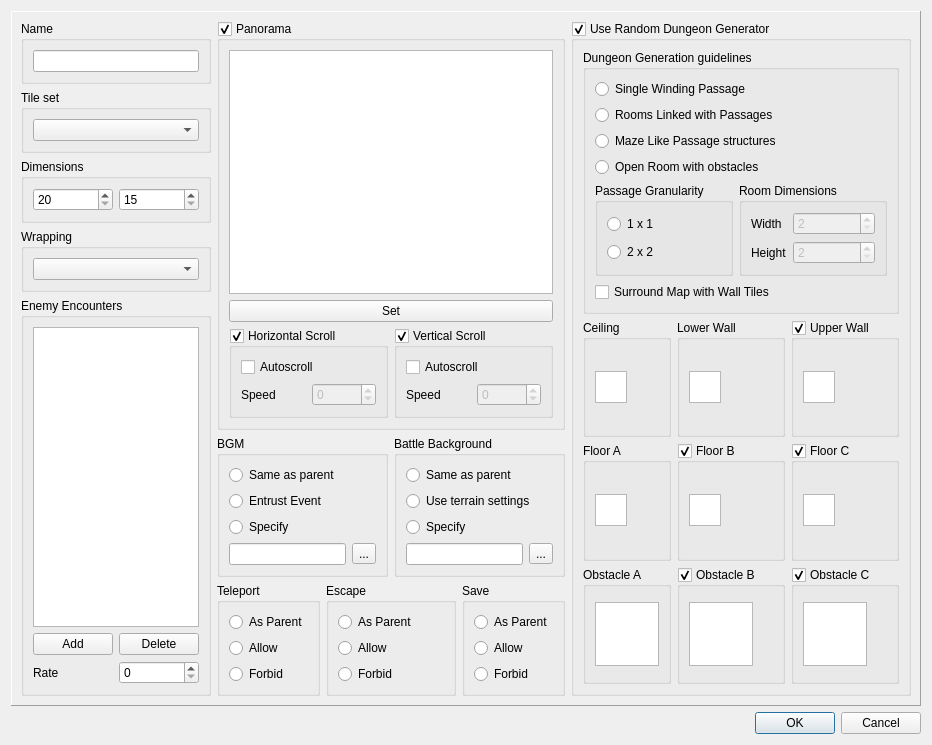
This is src/ui/maptree/map_properties_dialog.ui in oulianov/Editor as Qt 5 draws it before an edit. The edited form follows.
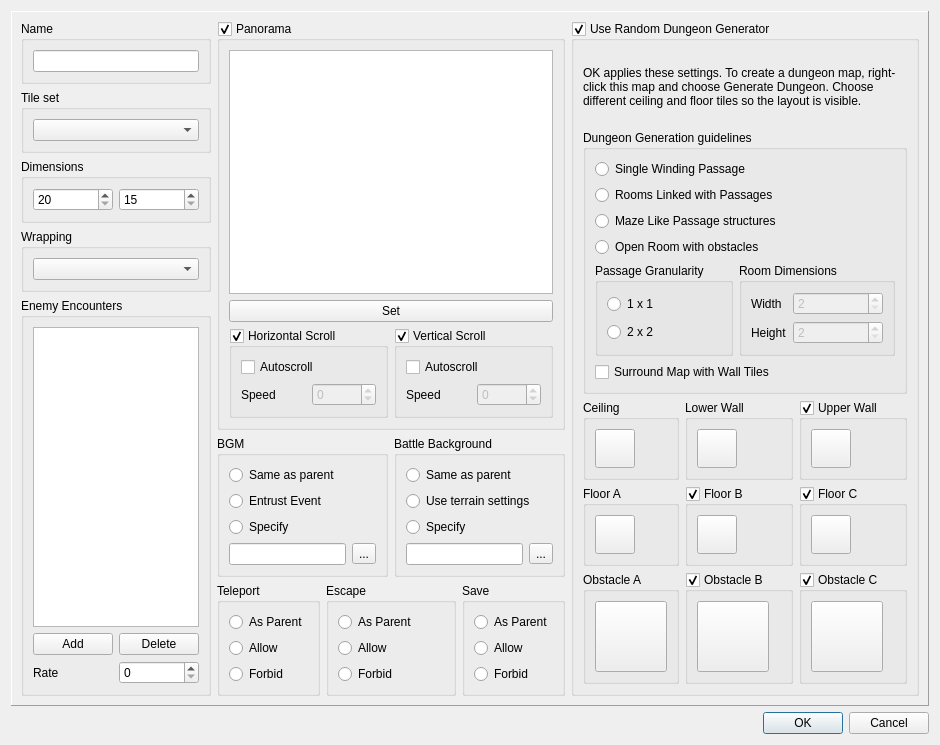
This is the edited form.

Diff of the .ui file:
```diff
--- a/src/ui/maptree/map_properties_dialog.ui
+++ b/src/ui/maptree/map_properties_dialog.ui
@@ -511,6 +511,16 @@
          <bool>true</bool>
         </property>
         <layout class="QVBoxLayout" name="layoutGeneratorGuidelines">
+         <item>
+          <widget class="QLabel" name="labelGeneratorHelp">
+           <property name="text">
+            <string>OK applies these settings. To create a dungeon map, right-click this map and choose Generate Dungeon. Choose different ceiling and floor tiles so the layout is visible.</string>
+           </property>
+           <property name="wordWrap">
+            <bool>true</bool>
+           </property>
+          </widget>
+         </item>
          <item>
           <widget class="QGroupBox" name="groupGeneratorGuidelines">
            <property name="title">
@@ -658,25 +668,16 @@
              </property>
              <layout class="QVBoxLayout" name="layoutCeiling">
               <item>
-               <widget class="QGraphicsView" name="graphicsCeiling">
-                <property name="minimumSize">
-                 <size>
-                  <width>32</width>
-                  <height>32</height>
-                 </size>
+               <widget class="QToolButton" name="toolCeiling">
+                <property name="toolTip">
+                 <string>Click to choose the tiles</string>
                 </property>
-                <property name="maximumSize">
+                <property name="iconSize">
                  <size>
                   <width>32</width>
                   <height>32</height>
                  </size>
                 </property>
-                <property name="verticalScrollBarPolicy">
-                 <enum>Qt::ScrollBarAlwaysOff</enum>
-                </property>
-                <property name="horizontalScrollBarPolicy">
-                 <enum>Qt::ScrollBarAlwaysOff</enum>
-                </property>
                </widget>
               </item>
              </layout>
@@ -689,25 +690,16 @@
              </property>
              <layout class="QVBoxLayout" name="layoutLowerWall">
               <item>
-               <widget class="QGraphicsView" name="graphicsLowerWall">
-                <property name="minimumSize">
-                 <size>
-                  <width>32</width>
-                  <height>32</height>
-                 </size>
+               <widget class="QToolButton" name="toolLowerWall">
+                <property name="toolTip">
+                 <string>Click to choose the tiles</string>
                 </property>
-                <property name="maximumSize">
+                <property name="iconSize">
                  <size>
                   <width>32</width>
                   <height>32</height>
                  </size>
                 </property>
-                <property name="verticalScrollBarPolicy">
-                 <enum>Qt::ScrollBarAlwaysOff</enum>
-                </property>
-                <property name="horizontalScrollBarPolicy">
-                 <enum>Qt::ScrollBarAlwaysOff</enum>
-                </property>
                </widget>
               </item>
              </layout>
@@ -723,25 +715,16 @@
              </property>
              <layout class="QVBoxLayout" name="layoutUpperWall">
               <item>
-               <widget class="QGraphicsView" name="graphicsUpperWall">
-                <property name="minimumSize">
-                 <size>
-                  <width>32</width>
-                  <height>32</height>
-                 </size>
+               <widget class="QToolButton" name="toolUpperWall">
+                <property name="toolTip">
+                 <string>Click to choose the tiles</string>
                 </property>
-                <property name="maximumSize">
+                <property name="iconSize">
                  <size>
                   <width>32</width>
                   <height>32</height>
                  </size>
                 </property>
-                <property name="verticalScrollBarPolicy">
-                 <enum>Qt::ScrollBarAlwaysOff</enum>
-                </property>
-                <property name="horizontalScrollBarPolicy">
-                 <enum>Qt::ScrollBarAlwaysOff</enum>
-                </property>
                </widget>
               </item>
              </layout>
@@ -754,25 +737,16 @@
              </property>
              <layout class="QVBoxLayout" name="layoutFloorA">
               <item>
-               <widget class="QGraphicsView" name="graphicsFloorA">
-                <property name="minimumSize">
-                 <size>
-                  <width>32</width>
-                  <height>32</height>
-                 </size>
+               <widget class="QToolButton" name="toolFloorA">
+                <property name="toolTip">
+                 <string>Click to choose the tiles</string>
                 </property>
-                <property name="maximumSize">
+                <property name="iconSize">
                  <size>
                   <width>32</width>
                   <height>32</height>
                  </size>
                 </property>
-                <property name="verticalScrollBarPolicy">
-                 <enum>Qt::ScrollBarAlwaysOff</enum>
-                </property>
-                <property name="horizontalScrollBarPolicy">
-                 <enum>Qt::ScrollBarAlwaysOff</enum>
-                </property>
                </widget>
               </item>
              </layout>
@@ -788,25 +762,16 @@
              </property>
              <layout class="QVBoxLayout" name="layoutFloorB">
               <item>
-               <widget class="QGraphicsView" name="graphicsFloorB">
-                <property name="minimumSize">
-                 <size>
-                  <width>32</width>
-                  <height>32</height>
-                 </size>
+               <widget class="QToolButton" name="toolFloorB">
+                <property name="toolTip">
+                 <string>Click to choose the tiles</string>
                 </property>
-                <property name="maximumSize">
+                <property name="iconSize">
                  <size>
                   <width>32</width>
                   <height>32</height>
                  </size>
                 </property>
-                <property name="verticalScrollBarPolicy">
-                 <enum>Qt::ScrollBarAlwaysOff</enum>
-                </property>
-                <property name="horizontalScrollBarPolicy">
-                 <enum>Qt::ScrollBarAlwaysOff</enum>
-                </property>
                </widget>
               </item>
              </layout>
@@ -822,25 +787,16 @@
              </property>
              <layout class="QVBoxLayout" name="layoutFloorC">
               <item>
-               <widget class="QGraphicsView" name="graphicsFloorC">
-                <property name="minimumSize">
-                 <size>
-                  <width>32</width>
-                  <height>32</height>
-                 </size>
+               <widget class="QToolButton" name="toolFloorC">
+                <property name="toolTip">
+                 <string>Click to choose the tiles</string>
                 </property>
-                <property name="maximumSize">
+                <property name="iconSize">
                  <size>
                   <width>32</width>
                   <height>32</height>
                  </size>
                 </property>
-                <property name="verticalScrollBarPolicy">
-                 <enum>Qt::ScrollBarAlwaysOff</enum>
-                </property>
-                <property name="horizontalScrollBarPolicy">
-                 <enum>Qt::ScrollBarAlwaysOff</enum>
-                </property>
                </widget>
               </item>
              </layout>
@@ -853,25 +809,16 @@
              </property>
              <layout class="QVBoxLayout" name="layoutObstacleA">
               <item>
-               <widget class="QGraphicsView" name="graphicsObstacleA">
-                <property name="minimumSize">
-                 <size>
-                  <width>64</width>
-                  <height>64</height>
-                 </size>
+               <widget class="QToolButton" name="toolObstacleA">
+                <property name="toolTip">
+                 <string>Click to choose the tiles</string>
                 </property>
-                <property name="maximumSize">
+                <property name="iconSize">
                  <size>
                   <width>64</width>
                   <height>64</height>
                  </size>
                 </property>
-                <property name="verticalScrollBarPolicy">
-                 <enum>Qt::ScrollBarAlwaysOff</enum>
-                </property>
-                <property name="horizontalScrollBarPolicy">
-                 <enum>Qt::ScrollBarAlwaysOff</enum>
-                </property>
                </widget>
               </item>
              </layout>
@@ -887,25 +834,16 @@
              </property>
              <layout class="QVBoxLayout" name="layoutObstacleB">
               <item>
-               <widget class="QGraphicsView" name="graphicsObstacleB">
-                <property name="minimumSize">
-                 <size>
-                  <width>64</width>
-                  <height>64</height>
-                 </size>
+               <widget class="QToolButton" name="toolObstacleB">
+                <property name="toolTip">
+                 <string>Click to choose the tiles</string>
                 </property>
-                <property name="maximumSize">
+                <property name="iconSize">
                  <size>
                   <width>64</width>
                   <height>64</height>
                  </size>
                 </property>
-                <property name="verticalScrollBarPolicy">
-                 <enum>Qt::ScrollBarAlwaysOff</enum>
-                </property>
-                <property name="horizontalScrollBarPolicy">
-                 <enum>Qt::ScrollBarAlwaysOff</enum>
-                </property>
                </widget>
               </item>
              </layout>
@@ -921,25 +859,16 @@
              </property>
              <layout class="QVBoxLayout" name="layoutObstacleC">
               <item>
-               <widget class="QGraphicsView" name="graphicsObstacleC">
-                <property name="minimumSize">
-                 <size>
-                  <width>64</width>
-                  <height>64</height>
-                 </size>
+               <widget class="QToolButton" name="toolObstacleC">
+                <property name="toolTip">
+                 <string>Click to choose the tiles</string>
                 </property>
-                <property name="maximumSize">
+                <property name="iconSize">
                  <size>
                   <width>64</width>
                   <height>64</height>
                  </size>
                 </property>
-                <property name="verticalScrollBarPolicy">
-                 <enum>Qt::ScrollBarAlwaysOff</enum>
-                </property>
-                <property name="horizontalScrollBarPolicy">
-                 <enum>Qt::ScrollBarAlwaysOff</enum>
-                </property>
                </widget>
               </item>
              </layout>
```
